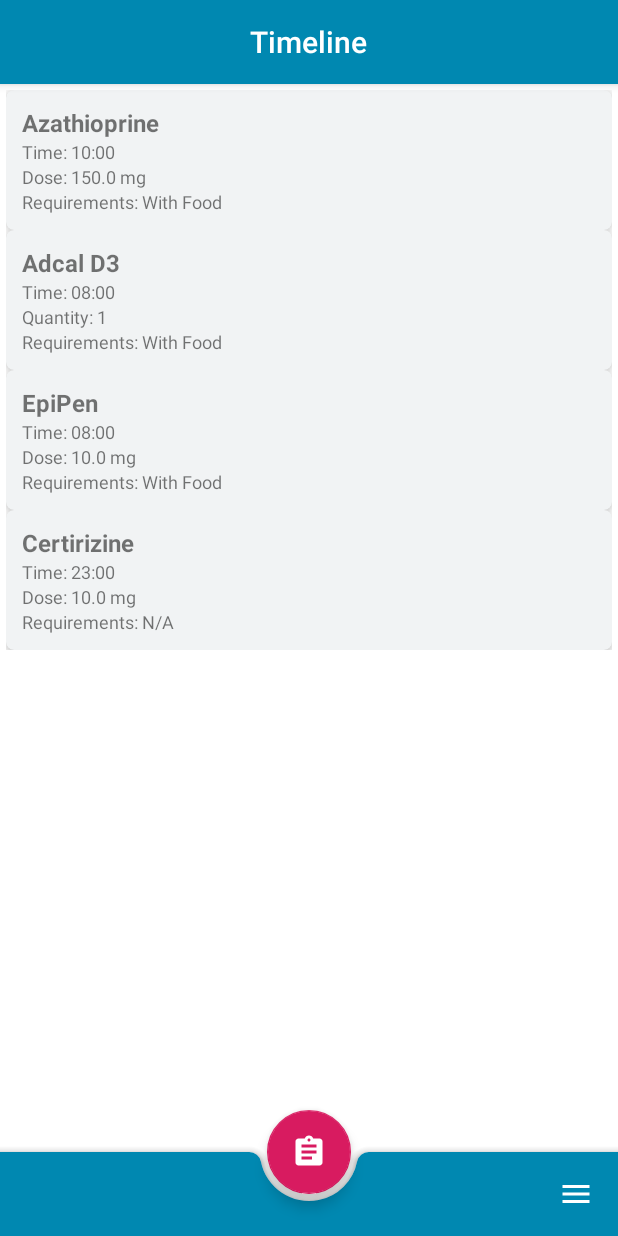
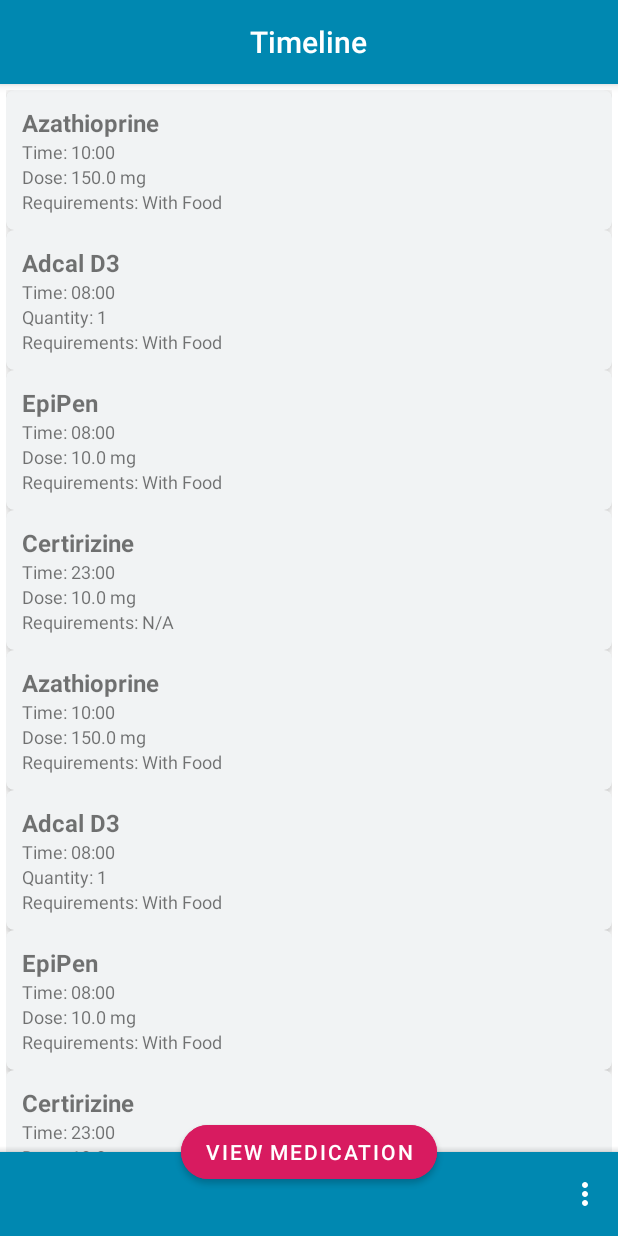
Before and after one commit to wrussell1999/medhelp-android, an Android app: the screen it shows after launch (Timeline), on a phone screen of 412 x 824 dp. Run offline under Robolectric (Android 15) with nearby library versions, the phone set to English and light mode, and no system bars.

Commit message:
Replace FAB with button - doesn't hide on scroll

```diff
--- a/app/src/main/java/com/will_russell/medhelp/Timeline.java
+++ b/app/src/main/java/com/will_russell/medhelp/Timeline.java
@@ -5,6 +5,7 @@ import android.os.Bundle;
 
 import com.google.android.material.appbar.CollapsingToolbarLayout;
 import com.google.android.material.bottomappbar.BottomAppBar;
+import com.google.android.material.button.MaterialButton;
 import com.google.android.material.floatingactionbutton.FloatingActionButton;
 
 import androidx.appcompat.app.AppCompatActivity;
@@ -28,8 +29,9 @@ public class Timeline extends AppCompatActivity {
         BottomAppBar bar = findViewById(R.id.bar);
         setSupportActionBar(bar);
 
-        FloatingActionButton fab = findViewById(R.id.fab);
-        fab.setOnClickListener(new View.OnClickListener() {
+
+        MaterialButton button = findViewById(R.id.med_button);
+        button.setOnClickListener(new View.OnClickListener() {
             @Override
             public void onClick(View view) {
                 openMedOverview();
@@ -87,6 +89,66 @@ public class Timeline extends AppCompatActivity {
                 none
         ));
 
+        Medication.medicationList.add(new Medication(
+                "Azathioprine",
+                times1,
+                times1.length,
+                150.0,
+                r1
+        ));
+
+        Medication.medicationList.add(new Medication(
+                "Adcal D3",
+                times2,
+                times2.length,
+                1,
+                r1
+        ));
+        Medication.medicationList.add(new Medication(
+                "EpiPen",
+                times3,
+                times3.length,
+                10.0,
+                r1
+        ));
+        Medication.medicationList.add(new Medication(
+                "Certirizine",
+                times4,
+                times4.length,
+                10.0,
+                none
+        ));
+
+        Medication.medicationList.add(new Medication(
+                "Azathioprine",
+                times1,
+                times1.length,
+                150.0,
+                r1
+        ));
+
+        Medication.medicationList.add(new Medication(
+                "Adcal D3",
+                times2,
+                times2.length,
+                1,
+                r1
+        ));
+        Medication.medicationList.add(new Medication(
+                "EpiPen",
+                times3,
+                times3.length,
+                10.0,
+                r1
+        ));
+        Medication.medicationList.add(new Medication(
+                "Certirizine",
+                times4,
+                times4.length,
+                10.0,
+                none
+        ));
+
         buildView();
     }
 
@@ -101,7 +163,6 @@ public class Timeline extends AppCompatActivity {
         MaterialCardView card = new MaterialCardView(this);
         MaterialCardView.LayoutParams params = new MaterialCardView.LayoutParams(MaterialCardView.LayoutParams.MATCH_PARENT, MaterialCardView.LayoutParams.WRAP_CONTENT);
         int dimens = (int) (getResources().getDimension(R.dimen.card_margin) / getResources().getDisplayMetrics().density);
-        System.out.println("Dimens: " + dimens);
         params.setMargins(dimens,dimens,dimens,dimens);
         card.setLayoutParams(params);
         card.setCardElevation(4);
--- a/app/src/main/res/layout/activity_medication_overview.xml
+++ b/app/src/main/res/layout/activity_medication_overview.xml
@@ -52,7 +52,9 @@
         style="@style/Widget.MaterialComponents.BottomAppBar"
         android:backgroundTint="@color/colorPrimary"
         app:fabAnimationMode="slide"
-        app:navigationIcon="@drawable/ic_arrow_back_white_24dp"/>
+        app:navigationIcon="@drawable/ic_arrow_back_white_24dp"
+        app:hideOnScroll="true"
+        app:fabCradleRoundedCornerRadius="100dp"/>
 
     <com.google.android.material.floatingactionbutton.FloatingActionButton
         android:id="@+id/fab"
--- a/app/src/main/res/layout/activity_timeline.xml
+++ b/app/src/main/res/layout/activity_timeline.xml
@@ -17,6 +17,7 @@
                 android:layout_width="match_parent"
                 android:layout_height="?attr/actionBarSize"
                 app:popupTheme="@style/AppTheme.PopupOverlay"
+                app:layout_scrollFlags="scroll|enterAlways"
                 android:contentInsetLeft="0dp"
                 app:contentInsetLeft="0dp"
                 app:contentInsetStart="0dp"
@@ -40,7 +41,7 @@
             </androidx.appcompat.widget.Toolbar>
     </com.google.android.material.appbar.AppBarLayout>
 
-    <include layout="@layout/content_timeline" />
+    <include layout="@layout/content_timeline"/>
 
     <com.google.android.material.bottomappbar.BottomAppBar
         android:id="@+id/bar"
@@ -49,17 +50,30 @@
         android:layout_gravity="bottom"
         style="@style/Widget.MaterialComponents.BottomAppBar"
         android:backgroundTint="@color/colorPrimary"
-        app:fabAnimationMode="slide"/>
-
+        app:fabAnimationMode="scale"
+        app:hideOnScroll="true"
+        app:fabCradleRoundedCornerRadius="100dp" />
+<!--
     <com.google.android.material.floatingactionbutton.FloatingActionButton
         android:id="@+id/fab"
         android:layout_width="wrap_content"
         android:layout_height="wrap_content"
         android:layout_margin="@dimen/fab_margin"
+        app:backgroundTint="@color/colorAccent"
         app:layout_anchor="@id/bar"
         app:layout_anchorGravity="bottom|end"
-        app:tint="@color/white"
-        app:backgroundTint="@color/colorAccent"
-        app:srcCompat="@drawable/ic_assignment_white_24dp" />
-
+        app:srcCompat="@drawable/ic_assignment_white_24dp"
+        app:tint="@color/white" />
+        -->
+    <com.google.android.material.button.MaterialButton
+        android:id="@+id/med_button"
+        android:layout_width="wrap_content"
+        android:layout_height="wrap_content"
+        android:text="View Medication"
+        android:backgroundTint="@color/colorAccent"
+        app:cornerRadius="24dp"
+        app:layout_anchor="@id/bar"
+        app:layout_anchorGravity="bottom|center_horizontal"
+        android:layout_margin="32dp"
+        app:hideOnScroll="true"/>
 </androidx.coordinatorlayout.widget.CoordinatorLayout>
--- a/app/src/main/res/layout/content_timeline.xml
+++ b/app/src/main/res/layout/content_timeline.xml
@@ -7,13 +7,11 @@
     app:layout_behavior="@string/appbar_scrolling_view_behavior"
     tools:context=".Timeline"
     tools:showIn="@layout/activity_timeline">
-
     <LinearLayout
         android:id="@+id/parent"
         android:layout_width="match_parent"
         android:layout_height="match_parent"
         android:padding="4dp"
         android:orientation="vertical">
-
     </LinearLayout>
 </androidx.core.widget.NestedScrollView>
--- a/app/src/main/res/values/styles.xml
+++ b/app/src/main/res/values/styles.xml
@@ -3,11 +3,7 @@
         <item name="colorPrimary">@color/colorPrimary</item>
         <item name="colorPrimaryDark">@color/colorPrimary</item>
         <item name="colorAccent">@color/colorAccent</item>
-        <item name="android:actionOverflowButtonStyle">@style/ActionButtonOverflow</item>
-    </style>
-
-    <style name="ActionButtonOverflow" parent="android:style/Widget.Holo.ActionButton.Overflow">
-        <item name="android:src">@drawable/menu_white</item>
+        <item name="android:textColorSecondary">@color/white</item>
     </style>
 
     <style name="AppTheme.NoActionBar">
@@ -18,7 +14,6 @@
     <style name="AppTheme.AppBarOverlay" parent="ThemeOverlay.MaterialComponents.Dark.ActionBar" />
 
     <style name="AppTheme.PopupOverlay" parent="ThemeOverlay.MaterialComponents.Light" />
-
 
     <style name="BottomSheetDialogTheme" parent="BaseBottomSheetDialog">
         <item name="android:statusBarColor">@android:color/transparent</item>
```
